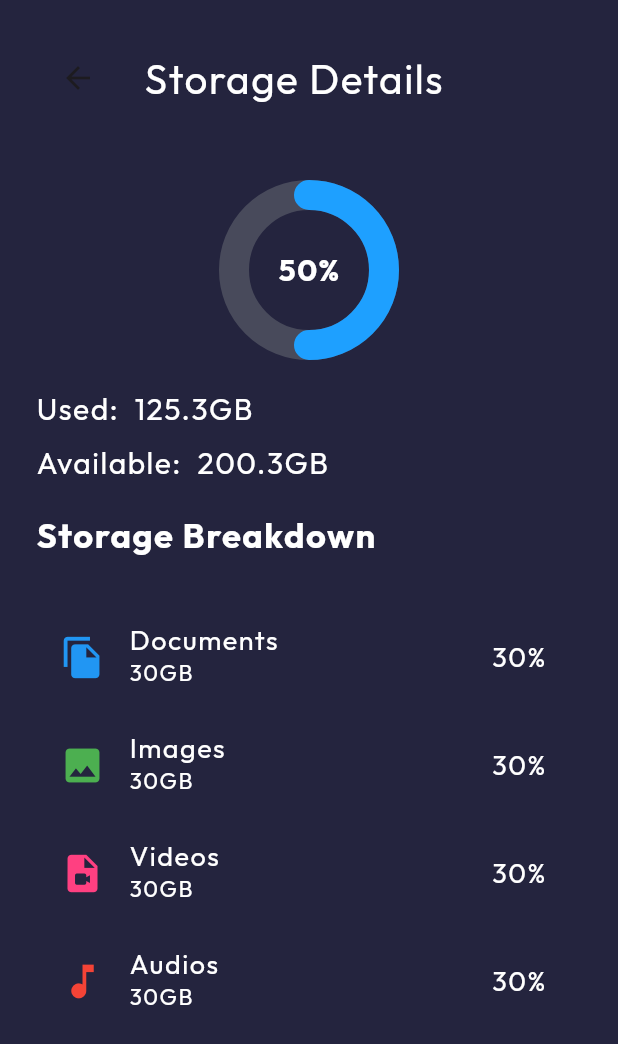
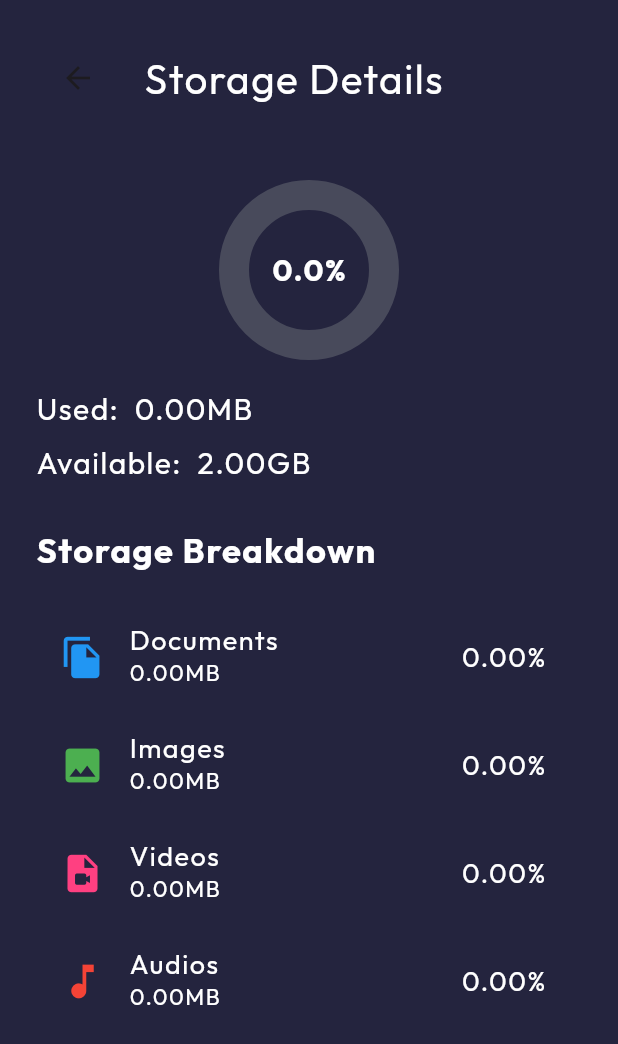
Before and after one commit to Shiwang-Chaudhary/P-Stor-frontend, a Flutter app: the StorageDetailsView screen opened by its route, on a phone screen of 412 x 824 dp. Shown: the top 1044 px of the screen. Run offline on Flutter 3.47's test engine with Material 3 defaults, Android fonts, the light colour scheme and no system bars; drawn by our look-alikes of percent_indicator; our stand-ins replace bounce, file_picker, get, google_fonts, open_file, shared_preferences and 1 more; missing offline and left inert: video_thumbnail; accounts and stored records are empty; network calls fail.

Commit message:
StorageAPIint

```diff
--- a/lib/app/modules/bottomNavBar/controllers/bottom_nav_bar_controller.dart
+++ b/lib/app/modules/bottomNavBar/controllers/bottom_nav_bar_controller.dart
@@ -2,6 +2,7 @@ import 'package:get/get.dart';
 import 'package:p_stor/app/modules/homePage/views/home_page_view.dart';
 import 'package:p_stor/app/modules/profile/views/profile_view.dart';
 import 'package:p_stor/app/modules/settings/views/settings_view.dart';
+import 'package:p_stor/app/modules/storageDetails/controllers/storage_details_controller.dart';
 import 'package:p_stor/app/modules/storageDetails/views/storage_details_view.dart';
 
 class BottomNavBarController extends GetxController {
@@ -13,6 +14,11 @@ class BottomNavBarController extends GetxController {
     const ProfileView()
   ];
   void barNavigation(int index) {
+    //we do this because we need to call exisiting storagedetailscontroller and using that controller to update the list datas;
+    if (index == 1) {
+    final storageCtrl = Get.find<StorageDetailsController>();
+    storageCtrl.getAllFiles();
+  }
     selectedIndex.value = index;
   }
 }
--- a/lib/app/modules/login/views/login_view.dart
+++ b/lib/app/modules/login/views/login_view.dart
@@ -15,6 +15,7 @@ class LoginView extends GetView<LoginController> {
         body: BgContainer(
             body: Padding(
       padding: const EdgeInsets.all(24.0),
+      child: SingleChildScrollView(
         child: Column(
           crossAxisAlignment: CrossAxisAlignment.start,
           children: [
@@ -71,6 +72,7 @@ class LoginView extends GetView<LoginController> {
                         text: "LOGIN")))
           ],
         ),
+      ),
     )));
   }
 }
--- a/lib/app/modules/storageDetails/controllers/storage_details_controller.dart
+++ b/lib/app/modules/storageDetails/controllers/storage_details_controller.dart
@@ -1,9 +1,102 @@
+import 'dart:convert';
+import 'dart:developer';
+import 'package:http/http.dart' as http;
 import 'package:get/get.dart';
+import 'package:shared_preferences/shared_preferences.dart';
 
 class StorageDetailsController extends GetxController {
-  //TODO: Implement StorageDetailsController
+  final List imageFiles = [];
+  final List audioFiles = [];
+  final List docsFiles = [];
+  final List videoFiles = [];
+  int imageSize = 0;
+  int videoSize = 0;
+  int audioSize = 0;
+  int docsSize = 0;
+  int totalSize = 0;
+  int availableSpace = 2 * 1024 * 1024 * 1024;
 
-  final count = 0.obs;
+  @override
+  void onInit() {
+    super.onInit();
+    getAllFiles();
+  }
 
-  void increment() => count.value++;
+  sizeConvertor(int size) {
+    double KB = size / 1024;
+    double MB = size / (1024 * 1024);
+    double GB = size / (1024 * 1024 * 1024);
+    if (GB < 1 || MB < 1024) {
+      return "${MB.toStringAsFixed(2)}MB";
+    } else if (MB < 1) {
+      return "${KB.toStringAsFixed(2)}KB";
+    } else if (GB > 1) {
+      return "${GB.toStringAsFixed(2)}GB";
+    }
+  }
+
+  double percentage(int catSize) {
+    return double.parse(((catSize / availableSpace) * 100).toStringAsFixed(1));
+  }
+
+  Future<void> getAllFiles() async {
+    try {
+      log("GET ALL API HIT...");
+      await Future.delayed(Duration(milliseconds: 100));
+      final SharedPreferences prefs = await SharedPreferences.getInstance();
+      final String? token = prefs.getString("token");
+      const url = "http://192.168.1.5:3000/files/getAll";
+      final uri = Uri.parse(url);
+
+      final response = await http.post(uri, headers: {
+        "Authorization": "Bearer $token",
+      });
+
+      if (response.statusCode == 200) {
+        final data = jsonDecode(response.body);
+        log("Response body:$data");
+        final videos = data["files"]["videos"] ?? [];
+        final audios = data["files"]["audio"] ?? [];
+        final images = data["files"]["images"] ?? [];
+        final docs = data["files"]["documents"] ?? [];
+        log("VIDEOS : $videos");
+        log("AUDIOS : $audios");
+        log("IMAGES : $images");
+        log("DOC : $docs");
+        // reset size so that next time API runs again, size gets to reset and shows update size
+        videoSize = 0;
+        audioSize = 0;
+        imageSize = 0;
+        docsSize = 0;
+        totalSize = 0;
+
+        videoFiles.assignAll(videos);
+        imageFiles.assignAll(images);
+        docsFiles.assignAll(docs);
+        audioFiles.assignAll(audios);
+        videoFiles.forEach(
+            (video) => videoSize += (video["fileSize"] as int).toInt());
+        audioFiles.forEach(
+            (audio) => audioSize += (audio["fileSize"] as int).toInt());
+        imageFiles.forEach(
+            (image) => imageSize += (image["fileSize"] as int).toInt());
+        docsFiles
+            .forEach((doc) => docsSize += (doc["fileSize"] as int).toInt());
+        totalSize = videoSize + audioSize + imageSize + docsSize;
+        // isloading.value = false;
+        log("VIDEOS size: $videoSize");
+        log("AUDIOS size: $audioSize");
+        log("IMAGES size: $imageSize");
+        log("DOC size: $docsSize");
+        log("TOTAL SIZE : $totalSize");
+        update();
+      } else {
+        log("ERROR: ${response.statusCode}");
+        // isloading.value = false;
+      }
+    } catch (e) {
+      log("LOADING ERROR(VIDEOS): ${e.toString()}");
+      // isloading.value = false;
+    }
+  }
 }
--- a/lib/app/modules/storageDetails/views/storage_details_view.dart
+++ b/lib/app/modules/storageDetails/views/storage_details_view.dart
@@ -15,7 +15,15 @@ class StorageDetailsView extends GetView<StorageDetailsController> {
         backgroundColor: const Color(0xFF24243E),
         body: Padding(
           padding: const EdgeInsets.all(24.0),
-          child: Column(
+          child: GetBuilder<StorageDetailsController>(
+            builder: (controller) {
+              final imageSize = controller.imageSize;
+              final videoSize = controller.videoSize;
+              final audioSize = controller.audioSize;
+              final docSize = controller.docsSize;
+              final totalSize = controller.totalSize;
+              final availableSpace = controller.sizeConvertor(controller.availableSpace);
+              return Column(
                 crossAxisAlignment: CrossAxisAlignment.start,
                 children: [
                   AppBar(
@@ -34,14 +42,14 @@ class StorageDetailsView extends GetView<StorageDetailsController> {
                     child: CircularPercentIndicator(
                         radius: 60.0, // 64px diameter
                         lineWidth: 20.0, // stroke thickness
-                    percent: 0.5,
+                        percent: ((controller.percentage(totalSize))/100),
                         backgroundColor: const Color(0xFF484A5B), // dark grey ring
                         progressColor: const Color(0xFF1EA0FF), // blue progress
                         circularStrokeCap: CircularStrokeCap.round, // rounded ends
                         animation: true,
                         animationDuration: 1000,
                         center: CustomText(
-                      text: '${(0.5 * 100).round()}%',
+                          text: '${controller.percentage(totalSize)}%',
                           color: Colors.white,
                           size: 20,
                           weight: FontWeight.bold,
@@ -50,8 +58,8 @@ class StorageDetailsView extends GetView<StorageDetailsController> {
                   const SizedBox(
                     height: 20,
                   ),
-              const CustomText(
-                text: "Used:  ${"125.3"}GB",
+                   CustomText(
+                    text: "Used:  ${controller.sizeConvertor(totalSize)}",
                     color: Colors.white,
                     size: 20,
                     weight: FontWeight.w400,
@@ -59,14 +67,14 @@ class StorageDetailsView extends GetView<StorageDetailsController> {
                   const SizedBox(
                     height: 10,
                   ),
-              const CustomText(
-                text: "Available:  ${"200.3"}GB",
+                  CustomText(
+                    text: "Available:  $availableSpace",
                     color: Colors.white,
                     size: 20,
                     weight: FontWeight.w400,
                   ),
                   const SizedBox(
-                height: 20,
+                    height: 30,
                   ),
                   const CustomText(
                     text: "Storage Breakdown",
@@ -75,32 +83,34 @@ class StorageDetailsView extends GetView<StorageDetailsController> {
                     weight: FontWeight.bold,
                   ),
                   const SizedBox(
-                height: 30,
+                    height: 20,
                   ),
-              const CustomStorageTile(
+                   CustomStorageTile(
                       title: "Documents",
                       icon: Icons.file_copy,
-                  data: "30GB",
-                  percent: "30"),
-              const CustomStorageTile(
+                      data: controller.sizeConvertor(docSize),
+                      percent: (controller.percentage(docSize)).toStringAsFixed(2)),
+                   CustomStorageTile(
                       title: "Images",
                       icon: Icons.image,
                       iconColor: Colors.green,
-                  data: "30GB",
-                  percent: "30"),
-              const CustomStorageTile(
+                      data: controller.sizeConvertor(imageSize),
+                      percent: (controller.percentage(imageSize)).toStringAsFixed(2)),
+                   CustomStorageTile(
                       title: "Videos",
                       icon: Icons.video_file,
                       iconColor: Colors.pinkAccent,
-                  data: "30GB",
-                  percent: "30"),
-              const CustomStorageTile(
+                      data: controller.sizeConvertor(videoSize),
+                      percent: (controller.percentage(videoSize)).toStringAsFixed(2)),
+                   CustomStorageTile(
                       title: "Audios",
                       icon: Icons.music_note,
                       iconColor: Colors.red,
-                  data: "30GB",
-                  percent: "30"),
+                      data: controller.sizeConvertor(audioSize),
+                      percent: (controller.percentage(audioSize)).toStringAsFixed(2)),
                 ],
+              );
+            }
           ),
         ));
   }
--- a/pubspec.yaml
+++ b/pubspec.yaml
@@ -46,7 +46,7 @@ dependencies:
   path_provider: 2.1.4
   video_player: 2.9.2
   mime: 2.0.0
-  video_thumbnail: ^0.5.6
+  video_thumbnail: 0.5.0
 
 dev_dependencies:
   flutter_test:
```
Also changed, not shown: lib/app/modules/allVideos/controllers/all_videos_controller.dart (+67 -19 lines), lib/app/modules/allVideos/views/all_videos_view.dart (+79 -27 lines), lib/app/modules/login/controllers/login_controller.dart (+6 -1 lines), lib/app/modules/profile/controllers/profile_controller.dart (+14 -5 lines), lib/app/modules/profile/views/profile_view.dart (+9 -5 lines), lib/app/modules/videoPreviewPage/controllers/video_preview_page_controller.dart (+6 -3 lines), pubspec.lock. Lines whose indentation alone changed are shown as unchanged.
